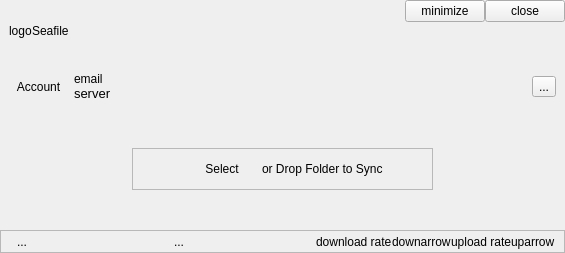
Old version of the form ui/cloud-view.ui in the repository haiwen/seafile-client.
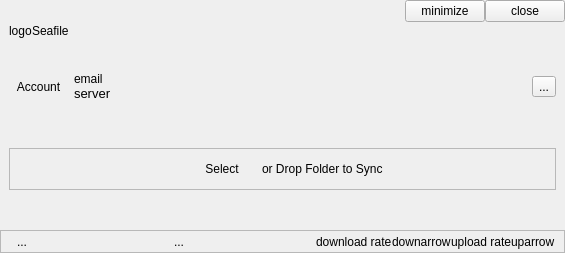
New version of the form.

Commit message: allow to resize the main window

The edit to the form file:
```diff
--- a/ui/cloud-view.ui
+++ b/ui/cloud-view.ui
@@ -211,19 +211,6 @@
       </item>
       <item>
        <layout class="QHBoxLayout" name="horizontalLayout_6">
-        <item>
-         <spacer name="horizontalSpacer_6">
-          <property name="orientation">
-           <enum>Qt::Horizontal</enum>
-          </property>
-          <property name="sizeHint" stdset="0">
-           <size>
-            <width>40</width>
-            <height>17</height>
-           </size>
-          </property>
-         </spacer>
-        </item>
         <item>
          <widget class="QFrame" name="mDropInner">
           <property name="frameShape">
@@ -282,19 +269,6 @@
           </layout>
          </widget>
         </item>
-        <item>
-         <spacer name="horizontalSpacer_7">
-          <property name="orientation">
-           <enum>Qt::Horizontal</enum>
-          </property>
-          <property name="sizeHint" stdset="0">
-           <size>
-            <width>40</width>
-            <height>20</height>
-           </size>
-          </property>
-         </spacer>
-        </item>
        </layout>
       </item>
       <item>
```
The commit also changes 4 other files.
